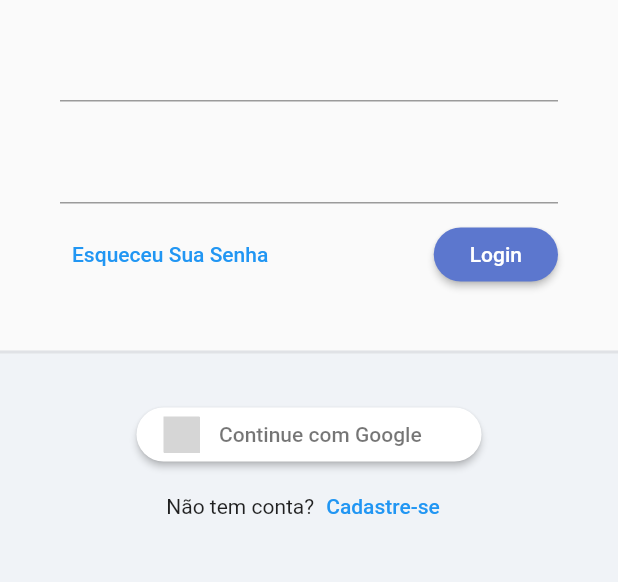
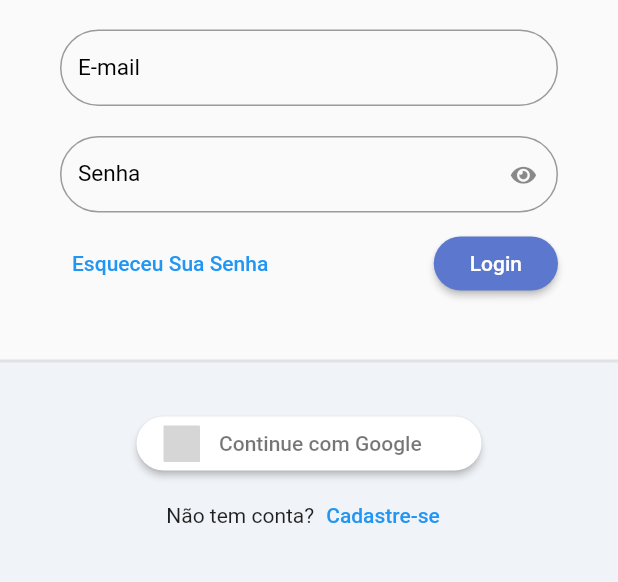
Before and after one commit to luestevam/todolist, a Flutter app: the screen it shows after launch, on a phone screen of 412 x 824 dp, the part 350-932 px from its top. Run offline on Flutter 3.47's test engine with Material 2 defaults, Android fonts, the phone set to English and light mode, and no system bars; our stand-ins replace flutter_signin_button, google_fonts, sqflite, sqflite_common, synchronized; missing offline and left inert: dart:ffi; accounts and stored records are empty; Roboto replaces fonts that are missing (Mandali); grey boxes are pictures that could not be loaded.

Commit message:
🚧 page login done

```diff
--- /dev/null
+++ b/lib/app/core/ui/toto_list_icons.dart
@@ -0,0 +1,32 @@
+/// Flutter icons TodoListIcons
+/// Copyright (C) 2022 by original authors @ fluttericon.com, fontello.com
+/// This font was generated by FlutterIcon.com, which is derived from Fontello.
+///
+/// To use this font, place it in your fonts/ directory and include the
+/// following in your pubspec.yaml
+///
+/// flutter:
+///   fonts:
+///    - family:  TodoListIcons
+///      fonts:
+///       - asset: fonts/TodoListIcons.ttf
+///
+///
+/// * Font Awesome 5, Copyright (C) 2016 by Dave Gandy
+///         Author:    Dave Gandy
+///         License:   SIL (https://github.com/FortAwesome/Font-Awesome/blob/master/LICENSE.txt)
+///         Homepage:  http://fortawesome.github.com/Font-Awesome/
+///
+import 'package:flutter/widgets.dart';
+
+class TodoListIcons {
+  TodoListIcons._();
+
+  static const _kFontFam = 'TodoListIcons';
+  static const String? _kFontPkg = null;
+
+  static const IconData eye =
+      IconData(0xf06e, fontFamily: _kFontFam, fontPackage: _kFontPkg);
+  static const IconData eye_slash =
+      IconData(0xf070, fontFamily: _kFontFam, fontPackage: _kFontPkg);
+}
--- /dev/null
+++ b/lib/app/core/widget/todo_list_field.dart
@@ -0,0 +1,59 @@
+import 'package:flutter/material.dart';
+import 'package:todo_list/app/core/ui/toto_list_icons.dart';
+
+class TodoListField extends StatelessWidget {
+  final String label;
+  final IconButton? suffixIconButton;
+  final bool obscureText;
+  final ValueNotifier<bool> obscureTextVN;
+  final TextEditingController? controller;
+  final FormFieldValidator<String>? validator;
+
+  TodoListField({
+    Key? key,
+    required this.label,
+    this.suffixIconButton,
+    this.obscureText = false,
+    this.controller,
+    this.validator,
+  })  : assert(obscureText == true ? suffixIconButton == null : true,
+            'obscure text não pode ser enviado em conjunto com o suffixIconButton'),
+        obscureTextVN = ValueNotifier(obscureText),
+        super(key: key);
+
+  @override
+  Widget build(BuildContext context) {
+    return ValueListenableBuilder<bool>(
+        valueListenable: obscureTextVN,
+        builder: (_, obscureTextValue, child) {
+          return TextFormField(
+            controller: controller,
+            validator: validator,
+            decoration: InputDecoration(
+              labelText: label,
+              labelStyle: TextStyle(fontSize: 15, color: Colors.black),
+              border: OutlineInputBorder(
+                borderRadius: BorderRadius.circular(30),
+                borderSide: BorderSide(color: Colors.red),
+              ),
+              isDense: true,
+              suffixIcon: this.suffixIconButton ??
+                  (obscureText == true
+                      ? IconButton(
+                          onPressed: () {
+                            obscureTextVN.value = !obscureTextValue;
+                          },
+                          icon: Icon(
+                            !obscureTextValue
+                                ? TodoListIcons.eye_slash
+                                : TodoListIcons.eye,
+                            size: 15,
+                          ),
+                        )
+                      : null),
+            ),
+            obscureText: obscureTextValue,
+          );
+        });
+  }
+}
--- a/lib/app/modules/splash/auth/login/login_page.dart
+++ b/lib/app/modules/splash/auth/login/login_page.dart
@@ -1,10 +1,10 @@
 import 'package:flutter/material.dart';
-import 'package:flutter_signin_button/button_list.dart';
-import 'package:flutter_signin_button/button_view.dart';
-import 'package:todo_list/app/core/widget/todo_list_logo.dart';
+import 'package:flutter_signin_button/flutter_signin_button.dart';
+import '../../../../core/widget/todo_list_logo.dart';
+import '../../../../core/widget/todo_list_field.dart';
 
 class LoginPage extends StatelessWidget {
-  const LoginPage({Key? key}) : super(key: key);
+  LoginPage({Key? key}) : super(key: key);
 
   @override
   Widget build(BuildContext context) {
@@ -18,26 +18,33 @@
                   minWidth: constraints.maxWidth),
               child: IntrinsicHeight(
                 child: Column(mainAxisSize: MainAxisSize.min, children: [
-                  const SizedBox(
+                  SizedBox(
                     height: 10,
                   ),
-                  const TodoListLogo(),
+                  TodoListLogo(),
                   Padding(
                     padding: const EdgeInsets.symmetric(
                         horizontal: 40, vertical: 20),
                     child: Form(
                       child: Column(
                         children: [
-                          TextFormField(),
-                          const SizedBox(height: 20),
-                          TextFormField(),
-                          const SizedBox(height: 10),
+                          TodoListField(
+                            label: 'E-mail',
+                          ),
+                          SizedBox(height: 20),
+                          TodoListField(
+                            label: 'Senha',
+                            obscureText: true,
+                          ),
+                          SizedBox(height: 10),
                           Row(
                             mainAxisAlignment: MainAxisAlignment.spaceBetween,
                             children: [
                               TextButton(
                                 onPressed: () {},
-                                child: const Text('Esqueceu Sua Senha'),
+                                child: Text(
+                                  'Esqueceu Sua Senha',
+                                ),
                               ),
                               ElevatedButton(
                                 onPressed: () {},
@@ -57,7 +64,7 @@
                       ),
                     ),
                   ),
-                  const SizedBox(height: 20),
+                  SizedBox(height: 20),
                   Expanded(
                     child: Container(
                       decoration: BoxDecoration(
@@ -75,7 +82,7 @@
                           SignInButton(
                             Buttons.Google,
                             text: "Continue com Google",
-                            padding: const EdgeInsets.all(5),
+                            padding: EdgeInsets.all(5),
                             shape: OutlineInputBorder(
                               borderRadius: BorderRadius.circular(30),
                               borderSide: BorderSide.none,
@@ -85,10 +92,10 @@
                           Row(
                             mainAxisAlignment: MainAxisAlignment.center,
                             children: [
-                              const Text('Não tem conta?'),
+                              Text('Não tem conta?'),
                               TextButton(
                                 onPressed: () {},
-                                child: const Text('Cadastre-se'),
+                                child: Text('Cadastre-se'),
                               ),
                             ],
                           ),
```
Also changed, not shown: pubspec.yaml (+5 -4 lines), assets/fonts/TodoListIcons.ttf (added).
